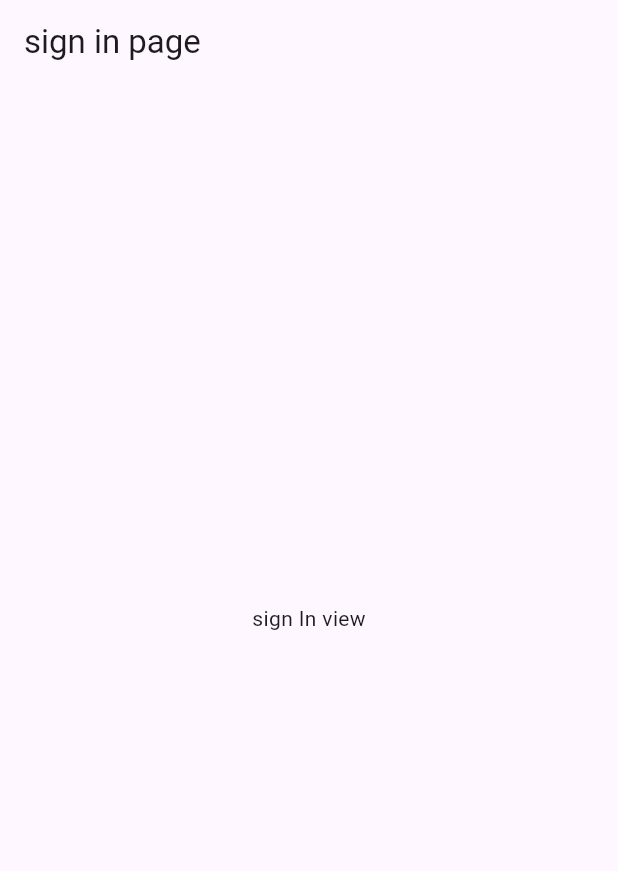
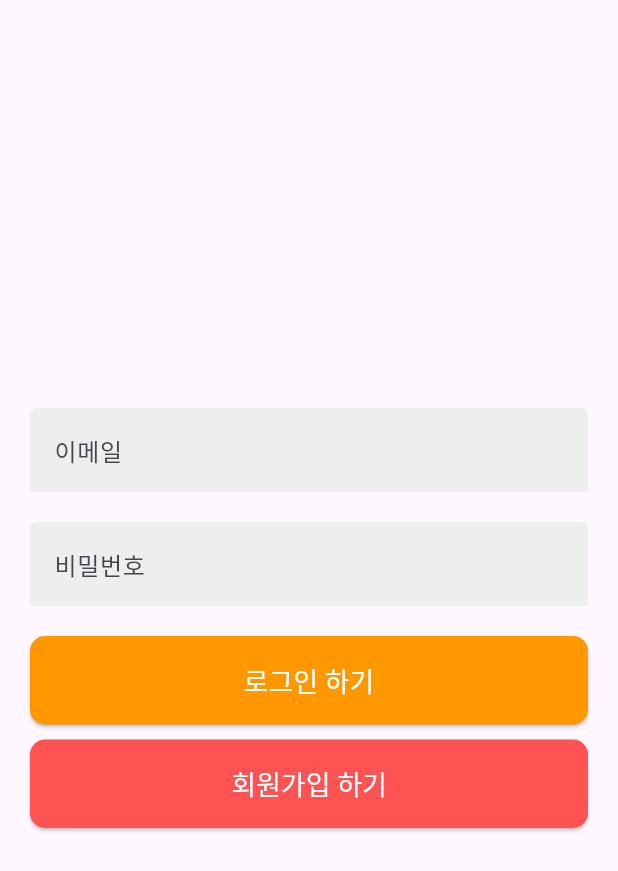
Before and after one commit to generalChang/flutter_basic_clean_architecture, a Flutter app: the screen it shows after launch, on a phone screen of 412 x 824 dp. Shown: the top 871 px of the screen. Run offline on Flutter 3.47's test engine with Material 3 defaults, Android fonts, the phone set to English and light mode, and no system bars; our stand-ins replace dio, flutter_riverpod, retrofit, riverpod_annotation; generated files the repository leaves out were written again.

Commit message:
:lipstick: 로그인 뷰 추가

```diff
--- a/lib/ui/auth/sign_in/sign_in_view.dart
+++ b/lib/ui/auth/sign_in/sign_in_view.dart
@@ -8,20 +8,91 @@ class SignInView extends ConsumerWidget {
   @override
   Widget build(BuildContext context, WidgetRef ref) {
     final state = ref.watch(signInViewModelProvider);
+    final size = MediaQuery.of(context).size;
     return Scaffold(
-        appBar: AppBar(
-          title: const Text('sign in page'),
-        ),
-        body: const Center(
+      body: SingleChildScrollView(
+          child: Padding(
+        padding: const EdgeInsets.symmetric(horizontal: 20),
+        child: SizedBox(
+          height: size.height,
+          width: size.width,
           child: Column(
             mainAxisAlignment: MainAxisAlignment.center,
-            children: [
-              Text('sign In view'),
+            children: <Widget>[
+              TextField(
+                onChanged: (String val) {},
+                onTapOutside: (event) {
+                  FocusManager.instance.primaryFocus?.unfocus();
+                },
+                decoration: InputDecoration(
+                  label: const Text('이메일'),
+                  filled: true,
+                  fillColor: Colors.grey.shade200,
+                  enabledBorder: const UnderlineInputBorder(
+                    borderSide: BorderSide(color: Colors.transparent),
+                  ),
+                  focusedBorder: const UnderlineInputBorder(
+                    borderSide: BorderSide(color: Colors.transparent),
+                  ),
+                ),
+              ),
+              const SizedBox(
+                height: 20,
+              ),
+              TextField(
+                onChanged: (String val) {},
+                obscureText: true,
+                onTapOutside: (event) {
+                  FocusManager.instance.primaryFocus?.unfocus();
+                },
+                decoration: InputDecoration(
+                  label: const Text('비밀번호'),
+                  filled: true,
+                  fillColor: Colors.grey.shade200,
+                  enabledBorder: const UnderlineInputBorder(
+                    borderSide: BorderSide(color: Colors.transparent),
+                  ),
+                  focusedBorder: const UnderlineInputBorder(
+                    borderSide: BorderSide(color: Colors.transparent),
+                  ),
+                ),
+              ),
+              const SizedBox(
+                height: 20,
+              ),
               SizedBox(
-                height: kToolbarHeight,
-              )
+                width: double.infinity,
+                child: ElevatedButton(
+                    style: ElevatedButton.styleFrom(
+                        foregroundColor: Colors.white,
+                        textStyle: const TextStyle(fontSize: 18),
+                        backgroundColor: Colors.orange.shade500,
+                        shape: RoundedRectangleBorder(
+                            borderRadius: BorderRadius.circular(10)),
+                        padding: const EdgeInsets.all(16)),
+                    onPressed: () {},
+                    child: const Text('로그인 하기')),
+              ),
+              const SizedBox(
+                height: 10,
+              ),
+              SizedBox(
+                width: double.infinity,
+                child: ElevatedButton(
+                    style: ElevatedButton.styleFrom(
+                        foregroundColor: Colors.white,
+                        textStyle: const TextStyle(fontSize: 18),
+                        backgroundColor: Colors.redAccent.shade200,
+                        shape: RoundedRectangleBorder(
+                            borderRadius: BorderRadius.circular(10)),
+                        padding: const EdgeInsets.all(16)),
+                    onPressed: () {},
+                    child: const Text('회원가입 하기')),
+              ),
             ],
           ),
-        ));
+        ),
+      )),
+    );
   }
 }
```
